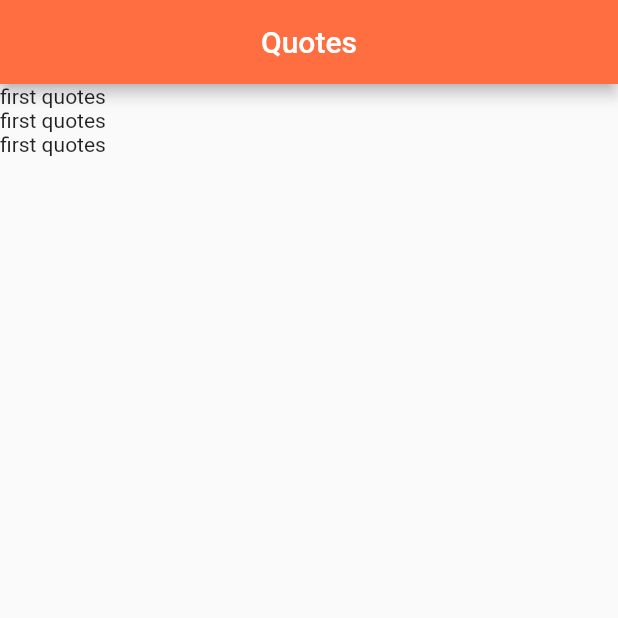
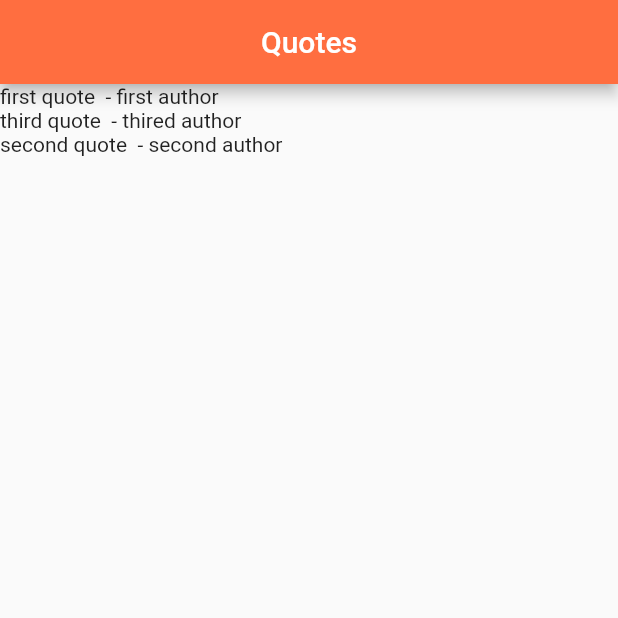
Before and after one commit to anuragkachhala/flutter_learning, a Flutter app: the QuoteListApp screen opened directly, on a phone screen of 412 x 824 dp, the top half of it. Run offline on Flutter 3.47's test engine with Material 2 defaults, Android fonts, the phone set to English and light mode, and no system bars.

Commit message:
custom_class_quotes

```diff
--- /dev/null
+++ b/lib/Quote.dart
@@ -0,0 +1,7 @@
+class Quote {
+
+  String quote;
+  String author;
+
+  Quote(this.quote, this.author);
+}
--- a/lib/quoteListUI.dart
+++ b/lib/quoteListUI.dart
@@ -1,5 +1,5 @@
 import 'package:flutter/material.dart';
-
+import 'Quote.dart';
 void main() {
   runApp(const MaterialApp(
     home: QuoteListApp(),
@@ -14,7 +14,11 @@ class QuoteListApp extends StatefulWidget {
 }
 
 class _QuoteListState extends State<QuoteListApp> {
-  List quots = ['first quotes', 'first quotes', 'first quotes'];
+  List<Quote> quotes = [
+    Quote('first quote ', 'first author'),
+    Quote('third quote ', 'thired author'),
+    Quote('second quote ', 'second author'),
+  ];
 
   @override
   Widget build(BuildContext context) {
@@ -26,7 +30,8 @@ class _QuoteListState extends State<QuoteListApp> {
         backgroundColor: Colors.deepOrangeAccent,
       ),
       body: Column(
-        children: quots.map((quote) => Text(quote)).toList(),
+        crossAxisAlignment: CrossAxisAlignment.start,
+        children: quotes.map((quote) => Text('${quote.quote} - ${quote.author} ')).toList(),
       ),
     );
   }
```
